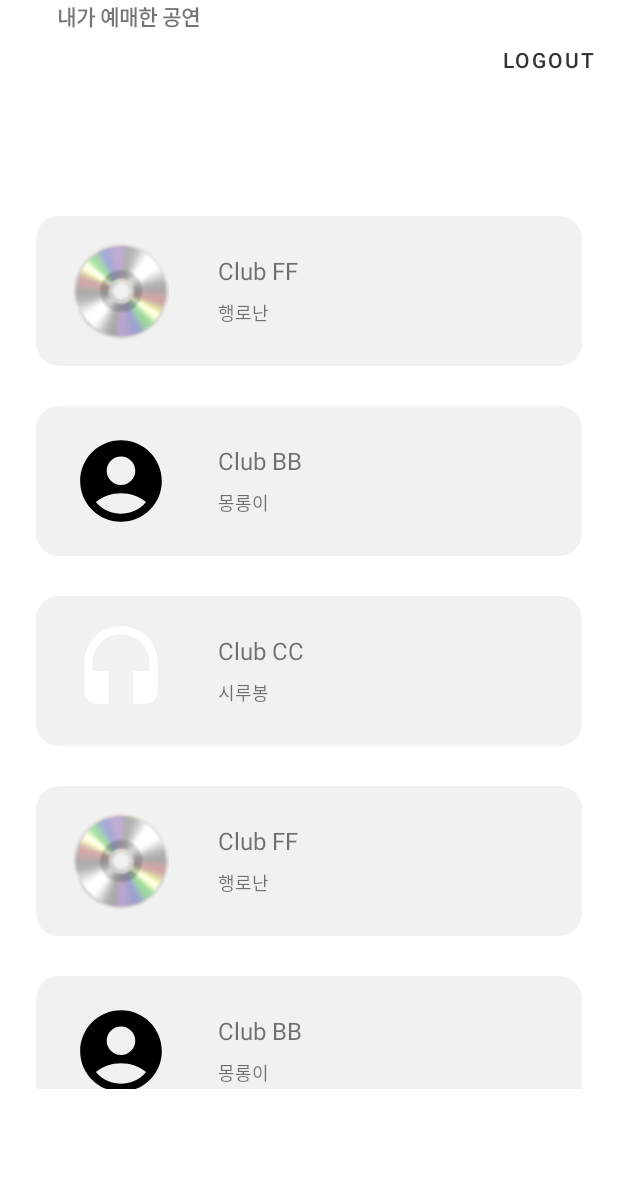
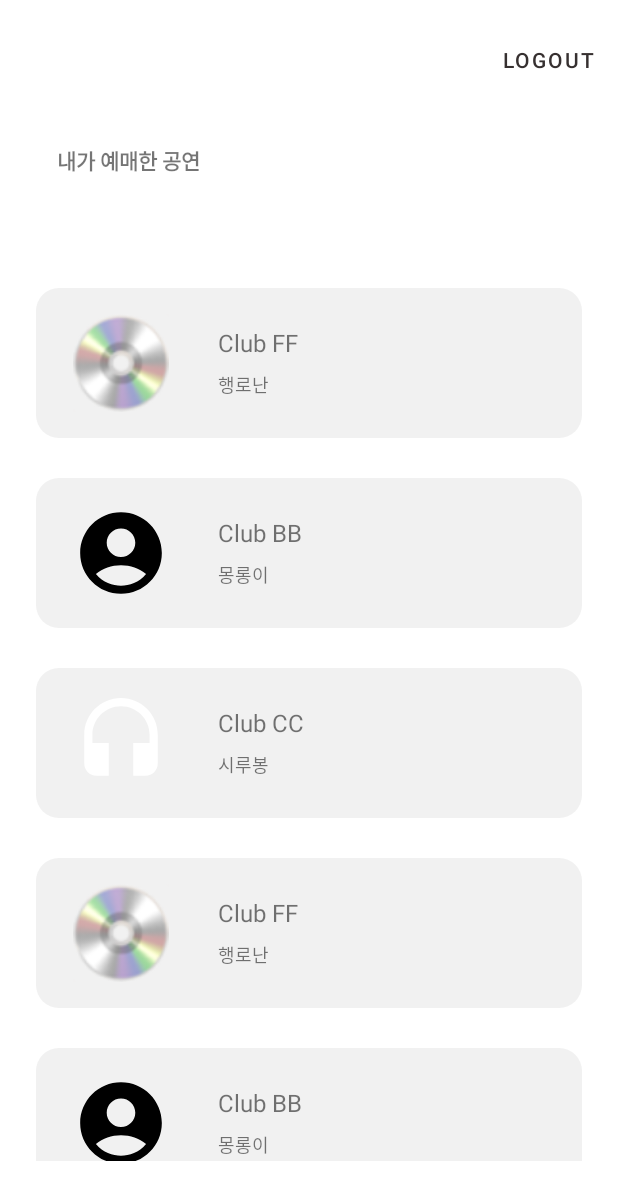
Before and after one commit to JoSujin-cando/GradPj_Front, an Android app: the screen it shows after launch (MyPage), after a tap on an icon or button, on a phone screen of 412 x 824 dp. Shown: the top 1200 px of the screen. Run offline under Robolectric (Android 15) with nearby library versions, the phone set to English and light mode, and no system bars; libraries missing offline, so code that uses them is left out: com.kakao.sdk; pictures from the network do not load; 2 statements that could not run were skipped.

Commit message:
DB data to MainFrag RcView
MainFragment에 있는 리사이클러뷰 아이템에 DB 데이터 넣는 코드

```diff
--- a/app/src/main/java/com/example/gradfront/ApiService.kt
+++ b/app/src/main/java/com/example/gradfront/ApiService.kt
@@ -1,5 +1,6 @@
 package com.example.gradfront
 
+import com.example.gradfront.data.LiveData
 import com.example.gradfront.data.SongRecommendResponse
 import retrofit2.Call
 import retrofit2.http.Body
@@ -14,4 +15,7 @@ interface ApiService {
 
     @GET("/spotify/recommend")
     fun getSongRecommendations(@Query("artistName") artistName: String): Call<List<SongRecommendResponse>>
+
+    @GET("/lives/today")
+    fun getLiveData(): Call<List<LiveData>>
 }
--- a/app/src/main/java/com/example/gradfront/MainAdapter.kt
+++ b/app/src/main/java/com/example/gradfront/MainAdapter.kt
@@ -3,10 +3,12 @@ package com.example.gradfront
 import android.view.LayoutInflater
 import android.view.ViewGroup
 import androidx.recyclerview.widget.RecyclerView
+import coil.load
+import com.example.gradfront.data.LiveData
 import com.example.gradfront.databinding.ItemRecyclerViewBinding
 
 // ViewHolder와 Adapter 정의: item_recycler_view.xml에 있는 뷰를 바인딩하고 각 아이템에 필요한 정보도
-class MainAdapter(private val dataList: List<ItemData>, private val MainClick: (ItemData) -> Unit) :
+class MainAdapter(private val dataList: List<LiveData>, private val MainClick: (LiveData) -> Unit) :
     RecyclerView.Adapter<MainAdapter.MainViewHolder>() {
 
     class MainViewHolder(val binding: ItemRecyclerViewBinding) : RecyclerView.ViewHolder(binding.root)  //뷰홀더
@@ -19,8 +21,8 @@ class MainAdapter(private val dataList: List<ItemData>, private val MainClick: (
     override fun onBindViewHolder(holder: MainViewHolder, position: Int) {
         val item = dataList[position]
         holder.binding.textView20.text = item.title
-        holder.binding.textView28.text = item.subtitle
-        holder.binding.imageView4.setImageResource(item.imageResId)
+        holder.binding.textView28.text = item.bandLineup
+        holder.binding.imageView4.load(item.image)
 
         // 아이템 클릭 리스너 설정: RecyclerView 아이템 클릭 이벤트 처리
         holder.itemView.setOnClickListener {
--- a/app/src/main/java/com/example/gradfront/fragment/PerformListFragment.kt
+++ b/app/src/main/java/com/example/gradfront/fragment/PerformListFragment.kt
@@ -27,6 +27,7 @@ class PerformListFragment : Fragment() {
 
         // RecyclerView 설정
         binding.perfRv.layoutManager = LinearLayoutManager(requireContext())
+
 
         // MainAdapter에 클릭 리스너 설정
         val adapter = PerformListAdapter(getData()) { item ->
--- a/app/src/main/res/layout/activity_my_page.xml
+++ b/app/src/main/res/layout/activity_my_page.xml
@@ -11,10 +11,11 @@
         android:layout_width="wrap_content"
         android:layout_height="wrap_content"
         android:layout_marginStart="38dp"
+        android:layout_marginTop="32dp"
         android:text="내가 예매한 공연"
         android:textStyle="bold"
         app:layout_constraintStart_toStartOf="parent"
-        tools:layout_editor_absoluteY="128dp" />
+        app:layout_constraintTop_toBottomOf="@+id/logoutBtn" />
 
     <androidx.recyclerview.widget.RecyclerView
         android:id="@+id/myRv"
```
Also changed, not shown: app/src/main/java/com/example/gradfront/data/LiveData.kt (added, +17 -0 lines), app/src/main/java/com/example/gradfront/fragment/MainFragment.kt (+42 -7 lines).
